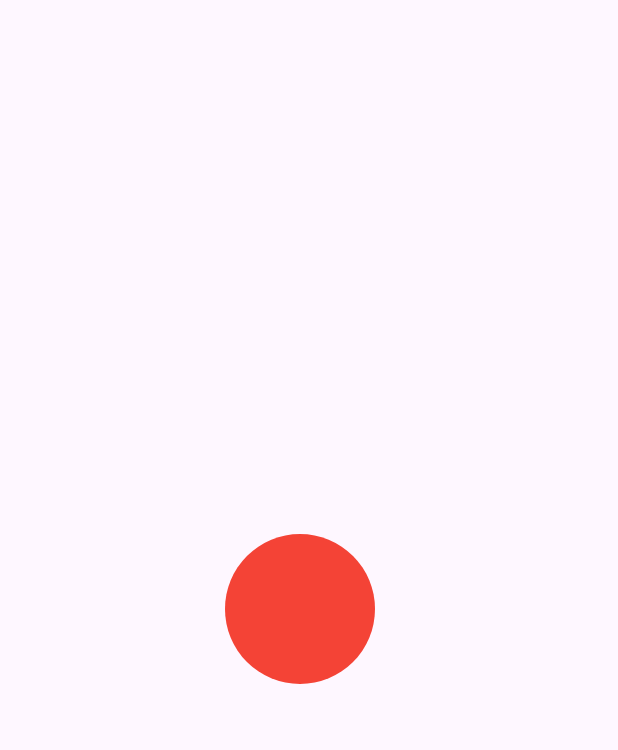
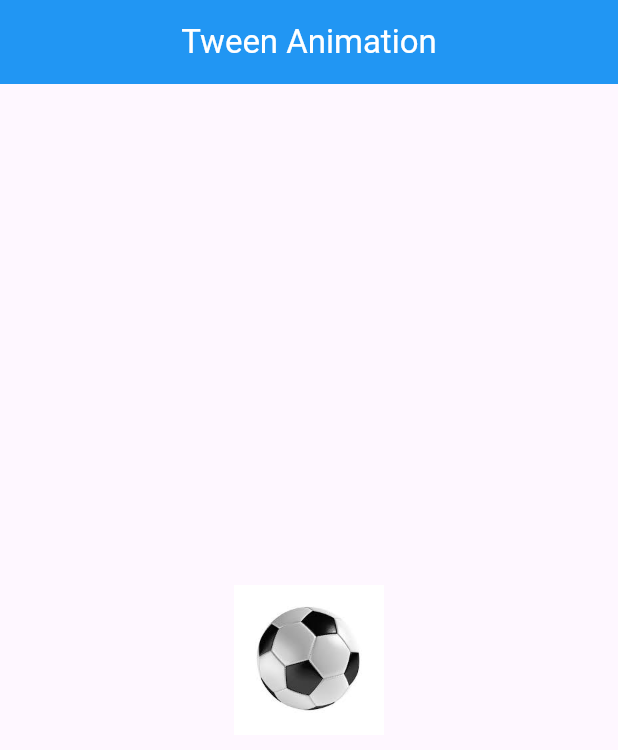
Before and after one commit to waliullah8328/new_project, a Flutter app: the screen it shows after launch, on a phone screen of 412 x 824 dp. Shown: the top 750 px of the screen. Run offline on Flutter 3.47's test engine with Material 3 defaults, Android fonts, the phone set to English and light mode, and no system bars; our stand-ins replace image_picker.

Commit message:
module 15 class 15 animation update

```diff
--- a/lib/main.dart
+++ b/lib/main.dart
@@ -1,14 +1,6 @@
 import 'package:flutter/material.dart';
-import 'Modelule-14/class14_signup_screen.dart';
-import 'Module 11 Class 12/class12.dart';
-import 'Module 11 Class 12/switch.dart';
-import 'Module 11 Class 12/tabbar.dart';
-import 'Module 13/class13.dart';
-import 'Module 13/image_picker.dart';
-import 'Module 13/layout_builder.dart';
-import 'Module 13/orientation_builder.dart';
-import 'Module 13/time_picker.dart';
-import 'module 15/animation.dart';
+
+import 'module 15/tween_Animation.dart';
 
 
 void main() {
@@ -23,7 +15,7 @@ class MyApp extends StatelessWidget {
   Widget build(BuildContext context) {
     return const MaterialApp(
       debugShowCheckedModeBanner: false,
-      home: PhysicsBasedAnimation(),
+      home: TweenAnimation(),
     );
   }
 }
--- a/lib/module 15/animation.dart
+++ b/lib/module 15/animation.dart
@@ -17,7 +17,7 @@ class _PhysicsBasedAnimationState extends State<PhysicsBasedAnimation> with Sing
     // TODO: implement initState
     super.initState();
     animationController = AnimationController(vsync: this,lowerBound: 0,upperBound: double.infinity);
-    simulation = SpringSimulation(SpringDescription(mass: 0.5, stiffness: 100, damping: 10), 0, 300, 0);
+    simulation = SpringSimulation(SpringDescription(mass: 0.7, stiffness: 200, damping: 1), 0, 300,0);
     animationController.animateWith(simulation);
   }
 
@@ -34,9 +34,10 @@ class _PhysicsBasedAnimationState extends State<PhysicsBasedAnimation> with Sing
                 width: 100,
                 height: 100,
                 decoration: const BoxDecoration(
-                  color: Colors.red,
+
                   shape: BoxShape.circle
                 ),
+                child: Image(image: AssetImage("asset/Football.jpg")),
               ),
             );
           },
--- /dev/null
+++ b/lib/module 15/tween_Animation.dart
@@ -0,0 +1,48 @@
+import 'package:flutter/material.dart';
+
+class TweenAnimation extends StatefulWidget {
+  const TweenAnimation({super.key});
+
+  @override
+  State<TweenAnimation> createState() => _TweenAnimationState();
+}
+
+class _TweenAnimationState extends State<TweenAnimation> with SingleTickerProviderStateMixin{
+  late Animation animation;
+  late AnimationController animationController;
+
+  @override
+  void initState() {
+    // TODO: implement initState
+    super.initState();
+    animationController = AnimationController(vsync: this,duration: const Duration(seconds: 1));
+    animation = Tween(begin: 300.0,end: 100.0).animate(animationController);
+    animationController.addListener(() {
+
+      setState(() {
+        print(animation.value);
+
+      });
+    });
+    animationController.forward();
+  }
+
+  @override
+  Widget build(BuildContext context) {
+    return Scaffold(
+      appBar: AppBar(title: const Text("Tween Animation",style: TextStyle(color: Colors.white),),
+        backgroundColor: Colors.blue,
+        centerTitle: true,
+      ),
+
+      body: Center(
+        child: Container(
+          width: animation.value,
+          height: animation.value,
+          color: Colors.blue,
+          child: Image(image: AssetImage("asset/Football.jpg")),
+        ),
+      ),
+    );
+  }
+}
```
